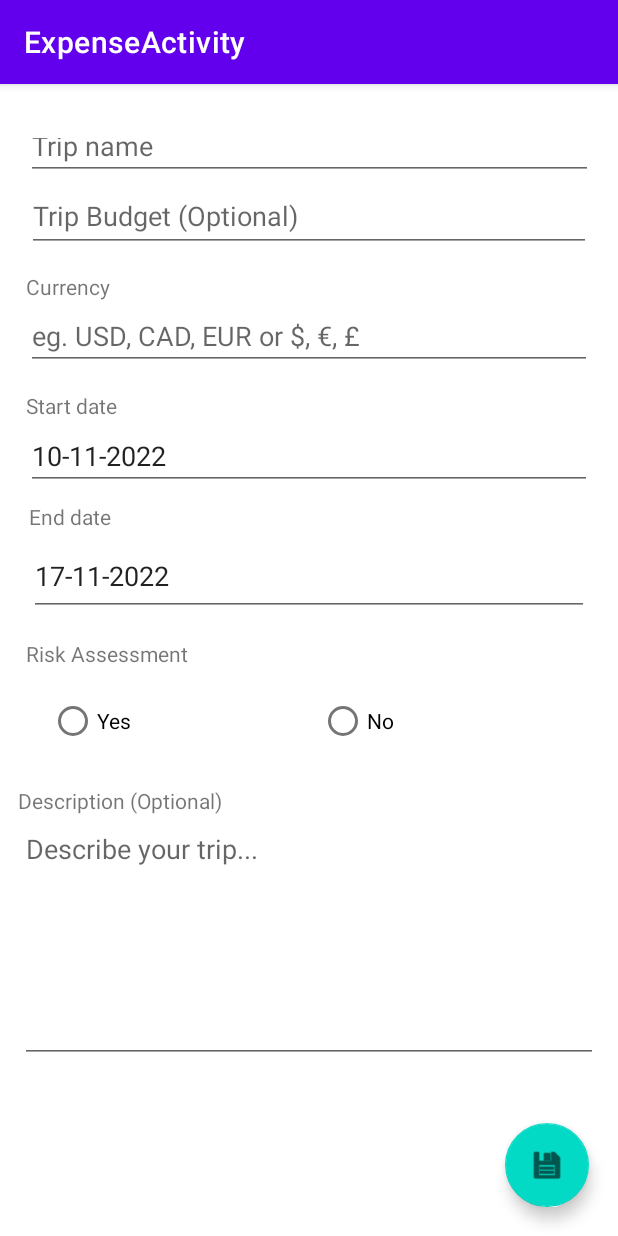
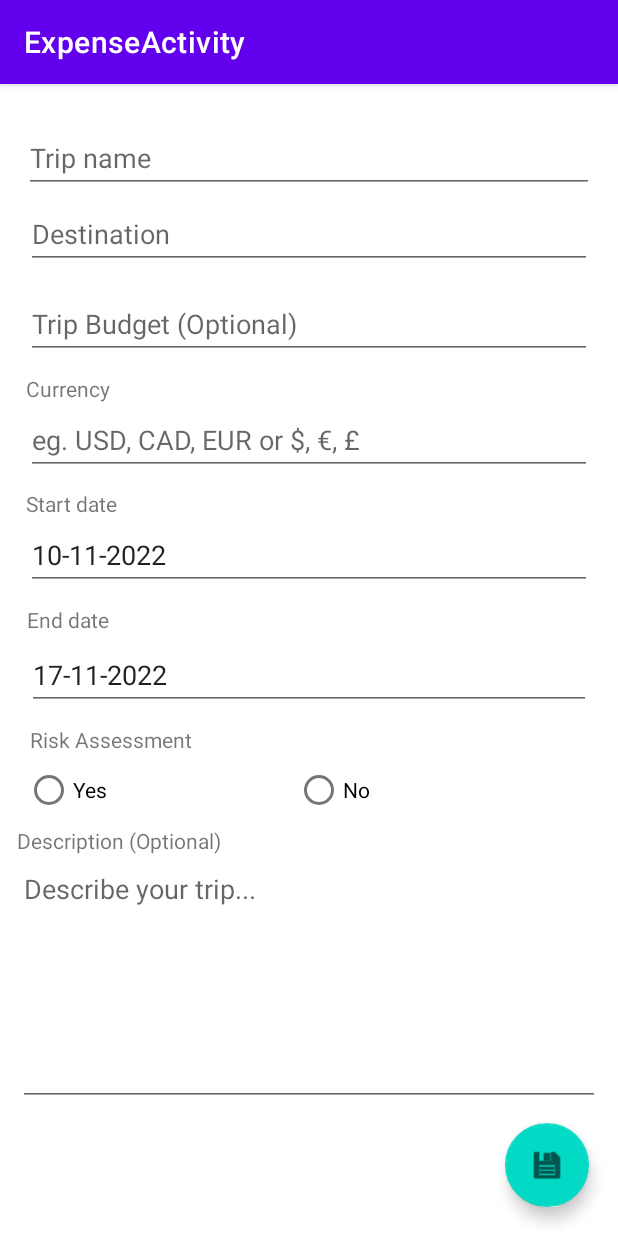
Before and after one commit to bakaemon/M-Expense, an Android app: the EditorFragment screen opened through its navigation route, on a phone screen of 412 x 824 dp. Run offline under Robolectric (Android 15) with nearby library versions, the phone set to English and light mode, and no system bars; our stand-ins replace Room's generated code, navigation-ui; 7 statements that could not run were skipped.

Commit message:
added destination

```diff
--- a/app/src/main/java/com/tqb/m_expense/Database/Entity/Trip.java
+++ b/app/src/main/java/com/tqb/m_expense/Database/Entity/Trip.java
@@ -17,6 +17,7 @@ public class Trip implements EntityInterface{
     private int tripId;
     @ColumnInfo
     private String tripName;
+    private String tripDestination;
     @ColumnInfo
     private String startDate;
     @ColumnInfo
@@ -47,6 +48,14 @@ public class Trip implements EntityInterface{
 
     public void setTripName(String tripName) {
         this.tripName = tripName;
+    }
+
+    public String getTripDestination() {
+        return tripDestination;
+    }
+
+    public void setTripDestination(String tripDestination) {
+        this.tripDestination = tripDestination;
     }
 
     public String getStartDate() {
--- a/app/src/main/java/com/tqb/m_expense/EditorFragment.java
+++ b/app/src/main/java/com/tqb/m_expense/EditorFragment.java
@@ -86,6 +86,7 @@ public class EditorFragment extends Fragment {
                 try {
                     Trip trip = tripDao.getTripById(getArguments().getInt("tripId"));
                     binding.tripName.setText(trip.getTripName());
+                    binding.tripDestination.setText(trip.getTripDestination());
                     binding.tripCurrency.setText(trip.getTripCurrency());
                     binding.tripBudget.setText(String.valueOf(trip.getTripBudget()));
                     binding.startDate.setText(trip.getStartDate());
@@ -124,6 +125,10 @@ public class EditorFragment extends Fragment {
         if (binding.startDate.getText().toString().isEmpty()) {
             throw new Exception("Start date is null.");
         }
+        trip.setTripDestination(binding.tripDestination.getText().toString());
+        if (binding.tripDestination.getText().toString().isEmpty()) {
+            throw new Exception("Destination is null.");
+        }
         Date startDate;
         if (binding.startDate.getText().toString().equals("Today")) {
             trip.setStartDate(DateUtils.getFormattedDate(new Date()));
@@ -159,6 +164,7 @@ public class EditorFragment extends Fragment {
         assert getArguments() != null;
         Trip trip = tripDao.getTripById(getArguments().getInt("tripId"));
         trip.setTripName(binding.tripName.getText().toString());
+        trip.setTripDestination(binding.tripDestination.getText().toString());
         Date startDate = DateUtils.getDate(binding.startDate.getText().toString());
         trip.setStartDate(binding.startDate.getText().toString());
         Date endDate = DateUtils.getDate(binding.endDate.getText().toString());
--- a/app/src/main/java/com/tqb/m_expense/ExpenseEditorFragment.java
+++ b/app/src/main/java/com/tqb/m_expense/ExpenseEditorFragment.java
@@ -104,6 +104,10 @@ public class ExpenseEditorFragment extends Fragment {
             requireActivity().setTitle("Add Expense");
             binding.expenseDate.setText(DateUtils.getCurrentDate());
             binding.submitButton.setOnClickListener((v) -> {
+                if (!InputUtils.checkInput(getContext(),binding.amount, binding.expenseDate)) {
+                    Toast.makeText(requireContext(), "Please fill in all fields", Toast.LENGTH_SHORT).show();
+                    return;
+                }
                 v.setAlpha(0.5f);
                 v.setEnabled(false);
                 Expense expense = new Expense();
--- a/app/src/main/java/com/tqb/m_expense/ExpenseFragment.java
+++ b/app/src/main/java/com/tqb/m_expense/ExpenseFragment.java
@@ -16,6 +16,7 @@ import androidx.lifecycle.ViewModelProvider;
 import androidx.navigation.fragment.NavHostFragment;
 import androidx.viewpager.widget.ViewPager;
 
+import android.util.Log;
 import android.view.LayoutInflater;
 import android.view.Menu;
 import android.view.MenuInflater;
@@ -69,9 +70,10 @@ public class ExpenseFragment extends Fragment {
             Toast.makeText(requireContext(), "Error: Incorrect arguments.", Toast.LENGTH_SHORT).show();
             requireActivity().finish();
         }
-        Activity activity = (ExpenseActivity)requireActivity();
+        Activity activity = requireActivity();
         tripViewModel.getRawById(tripId).observe(getViewLifecycleOwner(), trip -> {
             binding.toolbarExpense.setTitle(trip.getTripName());
+            binding.toolbarExpense.setSubtitle(trip.getTripDestination());
         });
 
         binding.toolbarExpense.setNavigationIcon(R.drawable.ic_arrow_back_24);
@@ -113,16 +115,12 @@ public class ExpenseFragment extends Fragment {
                             .setMessage("Are you sure you want to delete this trip?")
                             .setNegativeButton("No", null)
                             .setPositiveButton("Yes", (dialog, which) -> {
-                                tripViewModel.deleteTrip(tripId).observe(getViewLifecycleOwner(), isSuccess -> {
-                                    if (isSuccess) {
-                                        Intent intent = new Intent();
-                                        intent.putExtra("toast_msg", "Trip deleted successfully.");
-                                        intent.addFlags(Intent.FLAG_ACTIVITY_CLEAR_TOP | Intent.FLAG_ACTIVITY_NEW_TASK);
-                                        requireActivity().setResult(Activity.RESULT_OK, intent);
-                                        requireActivity().finish();
-                                    } else {
-                                        Toast.makeText(getContext(), "Error: Trip not deleted.", Toast.LENGTH_SHORT).show();
-                                    }
+                                tripViewModel.deleteTrip(tripId).observe(getViewLifecycleOwner(), x -> {
+                                    Intent intent = new Intent();
+                                    intent.putExtra("toast_msg", "Trip deleted successfully.");
+                                    intent.addFlags(Intent.FLAG_ACTIVITY_CLEAR_TOP | Intent.FLAG_ACTIVITY_NEW_TASK);
+                                    requireActivity().setResult(Activity.RESULT_OK, intent);
+                                    requireActivity().finish();
                                 });
 
                             })
--- a/app/src/main/java/com/tqb/m_expense/TripFragment.java
+++ b/app/src/main/java/com/tqb/m_expense/TripFragment.java
@@ -241,7 +241,7 @@ public class TripFragment extends Fragment {
                 tripPayloadData.add(trip.toPayload());
             }
             payload.setDetailList(tripPayloadData);
-            payload.setUserId("wm123");
+            payload.setUserId("abcd");
             LoadingScreen
                     .<Void, Void, String>beginTransition(getContext())
                     .doTask(voids -> {
--- a/app/src/main/res/layout/fragment_editor.xml
+++ b/app/src/main/res/layout/fragment_editor.xml
@@ -20,33 +20,64 @@
 
     <EditText
         android:id="@+id/tripName"
-        android:layout_width="378dp"
-        android:layout_height="38dp"
+        android:layout_width="0dp"
+        android:layout_height="0dp"
         android:layout_marginStart="16dp"
         android:layout_marginTop="26dp"
         android:layout_marginEnd="16dp"
+        android:layout_marginBottom="4dp"
         android:ems="10"
         android:hint="Trip name"
         android:inputType="textPersonName"
-        app:layout_constraintBottom_toTopOf="@+id/tripBudget"
+        app:layout_constraintBottom_toTopOf="@+id/tripDestination"
         app:layout_constraintEnd_toEndOf="parent"
         app:layout_constraintStart_toStartOf="parent"
         app:layout_constraintTop_toTopOf="parent" />
 
     <EditText
+        android:id="@+id/tripDestination"
+        android:layout_width="0dp"
+        android:layout_height="0dp"
+        android:layout_marginStart="17dp"
+        android:layout_marginEnd="17dp"
+        android:layout_marginBottom="13dp"
+        android:ems="10"
+        android:hint="Destination"
+        android:inputType="textPersonName"
+        app:layout_constraintBottom_toTopOf="@+id/tripBudget"
+        app:layout_constraintEnd_toEndOf="parent"
+        app:layout_constraintStart_toStartOf="parent"
+        app:layout_constraintTop_toBottomOf="@+id/tripName" />
+
+    <EditText
         android:id="@+id/tripBudget"
-        android:layout_width="376dp"
-        android:layout_height="48dp"
-        android:layout_marginStart="16dp"
-        android:layout_marginEnd="16dp"
-        android:layout_marginBottom="13dp"
+        android:layout_width="0dp"
+        android:layout_height="0dp"
+        android:layout_marginStart="17dp"
+        android:layout_marginEnd="17dp"
+        android:layout_marginBottom="10dp"
         android:ems="10"
         android:hint="Trip Budget (Optional)"
         android:inputType="numberDecimal"
         app:layout_constraintBottom_toTopOf="@+id/textView10"
         app:layout_constraintEnd_toEndOf="parent"
         app:layout_constraintStart_toStartOf="parent"
-        app:layout_constraintTop_toBottomOf="@+id/tripName" />
+        app:layout_constraintTop_toBottomOf="@+id/tripDestination" />
+
+    <EditText
+        android:id="@+id/tripCurrency"
+        android:layout_width="0dp"
+        android:layout_height="0dp"
+        android:layout_marginStart="17dp"
+        android:layout_marginEnd="17dp"
+        android:layout_marginBottom="9dp"
+        android:ems="5"
+        android:hint="eg. USD, CAD, EUR or $, €, £"
+        android:inputType="textPersonName"
+        app:layout_constraintBottom_toTopOf="@+id/textView11"
+        app:layout_constraintEnd_toEndOf="parent"
+        app:layout_constraintStart_toStartOf="parent"
+        app:layout_constraintTop_toBottomOf="@+id/textView10" />
 
     <TextView
         android:id="@+id/textView10"
@@ -59,19 +90,18 @@
         app:layout_constraintTop_toBottomOf="@+id/tripBudget" />
 
     <EditText
-        android:id="@+id/tripCurrency"
-        android:layout_width="377dp"
-        android:layout_height="44dp"
-        android:layout_marginStart="16dp"
-        android:layout_marginEnd="16dp"
-        android:layout_marginBottom="14dp"
-        android:ems="5"
-        android:hint="eg. USD, CAD, EUR or $, €, £"
-        android:inputType="textPersonName"
-        app:layout_constraintBottom_toTopOf="@+id/textView11"
+        android:id="@+id/startDate"
+        android:layout_width="0dp"
+        android:layout_height="0dp"
+        android:layout_marginStart="17dp"
+        android:layout_marginEnd="17dp"
+        android:layout_marginBottom="10dp"
+        android:ems="10"
+        android:inputType="date"
+        app:layout_constraintBottom_toTopOf="@+id/textView12"
         app:layout_constraintEnd_toEndOf="parent"
         app:layout_constraintStart_toStartOf="parent"
-        app:layout_constraintTop_toBottomOf="@+id/textView10" />
+        app:layout_constraintTop_toBottomOf="@+id/textView11" />
 
     <TextView
         android:id="@+id/textView11"
@@ -84,36 +114,12 @@
         app:layout_constraintTop_toBottomOf="@+id/tripCurrency" />
 
     <EditText
-        android:id="@+id/startDate"
-        android:layout_width="377dp"
-        android:layout_height="45dp"
-        android:layout_marginStart="16dp"
-        android:layout_marginEnd="16dp"
-        android:layout_marginBottom="8dp"
-        android:ems="10"
-        android:inputType="date"
-        app:layout_constraintBottom_toTopOf="@+id/textView12"
-        app:layout_constraintEnd_toEndOf="parent"
-        app:layout_constraintStart_toStartOf="parent"
-        app:layout_constraintTop_toBottomOf="@+id/textView11" />
-
-    <TextView
-        android:id="@+id/textView12"
-        android:layout_width="wrap_content"
-        android:layout_height="wrap_content"
-        android:layout_marginBottom="3dp"
-        android:text="End date"
-        app:layout_constraintBottom_toTopOf="@+id/endDate"
-        app:layout_constraintStart_toStartOf="@+id/endDate"
-        app:layout_constraintTop_toBottomOf="@+id/startDate" />
-
-    <EditText
         android:id="@+id/endDate"
-        android:layout_width="373dp"
-        android:layout_height="53dp"
-        android:layout_marginStart="16dp"
-        android:layout_marginEnd="16dp"
-        android:layout_marginBottom="15dp"
+        android:layout_width="0dp"
+        android:layout_height="0dp"
+        android:layout_marginStart="18dp"
+        android:layout_marginEnd="18dp"
+        android:layout_marginBottom="10dp"
         android:ems="10"
         android:inputType="date"
         app:layout_constraintBottom_toTopOf="@+id/textView8"
@@ -122,25 +128,33 @@
         app:layout_constraintTop_toBottomOf="@+id/textView12" />
 
     <TextView
+        android:id="@+id/textView12"
+        android:layout_width="wrap_content"
+        android:layout_height="wrap_content"
+        android:layout_marginBottom="4dp"
+        android:text="End date"
+        app:layout_constraintBottom_toTopOf="@+id/endDate"
+        app:layout_constraintStart_toStartOf="@+id/endDate"
+        app:layout_constraintTop_toBottomOf="@+id/startDate" />
+
+    <TextView
         android:id="@+id/textView8"
         android:layout_width="wrap_content"
         android:layout_height="wrap_content"
-        android:layout_marginStart="17dp"
-        android:layout_marginBottom="11dp"
+        android:layout_marginStart="3dp"
         android:text="Risk Assessment"
         app:layout_constraintBottom_toTopOf="@+id/riskAssessment"
-        app:layout_constraintStart_toStartOf="parent"
+        app:layout_constraintStart_toStartOf="@+id/riskAssessment"
         app:layout_constraintTop_toBottomOf="@+id/endDate" />
 
     <RadioGroup
         android:id="@+id/riskAssessment"
         android:layout_width="wrap_content"
         android:layout_height="wrap_content"
-        android:layout_marginEnd="14dp"
-        android:layout_marginBottom="19dp"
+        android:layout_marginStart="5dp"
         android:orientation="horizontal"
         app:layout_constraintBottom_toTopOf="@+id/textView13"
-        app:layout_constraintEnd_toEndOf="parent"
+        app:layout_constraintStart_toStartOf="@+id/textView13"
         app:layout_constraintTop_toBottomOf="@+id/textView8">
         >
 
@@ -159,23 +173,14 @@
             android:text="No" />
     </RadioGroup>
 
-    <TextView
-        android:id="@+id/textView13"
-        android:layout_width="wrap_content"
-        android:layout_height="wrap_content"
-        android:layout_marginStart="12dp"
-        android:text="Description (Optional)"
-        app:layout_constraintBottom_toTopOf="@+id/tripDescription"
-        app:layout_constraintStart_toStartOf="parent"
-        app:layout_constraintTop_toBottomOf="@+id/riskAssessment" />
-
     <EditText
         android:id="@+id/tripDescription"
         android:layout_width="0dp"
         android:layout_height="0dp"
-        android:layout_marginStart="13dp"
-        android:layout_marginEnd="13dp"
-        android:layout_marginBottom="40dp"
+        android:layout_marginStart="12dp"
+        android:layout_marginTop="514dp"
+        android:layout_marginEnd="12dp"
+        android:layout_marginBottom="11dp"
         android:ems="10"
         android:gravity="start"
         android:hint="Describe your trip..."
@@ -183,7 +188,17 @@
         app:layout_constraintBottom_toTopOf="@+id/fabSubmit"
         app:layout_constraintEnd_toEndOf="parent"
         app:layout_constraintStart_toStartOf="parent"
-        app:layout_constraintTop_toBottomOf="@+id/textView13" />
+        app:layout_constraintTop_toTopOf="parent" />
+
+    <TextView
+        android:id="@+id/textView13"
+        android:layout_width="wrap_content"
+        android:layout_height="wrap_content"
+        android:layout_marginStart="11dp"
+        android:text="Description (Optional)"
+        app:layout_constraintBottom_toTopOf="@+id/tripDescription"
+        app:layout_constraintStart_toStartOf="parent"
+        app:layout_constraintTop_toBottomOf="@+id/riskAssessment" />
 
 
 </androidx.constraintlayout.widget.ConstraintLayout>
```
Also changed, not shown: 1 other file.
